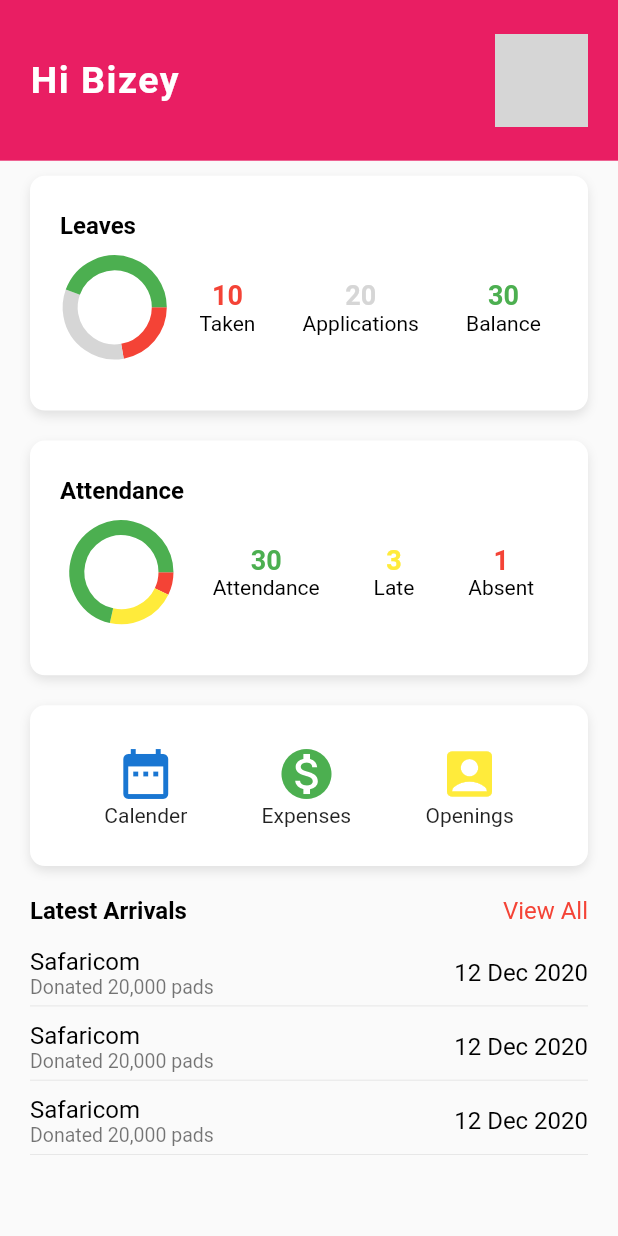
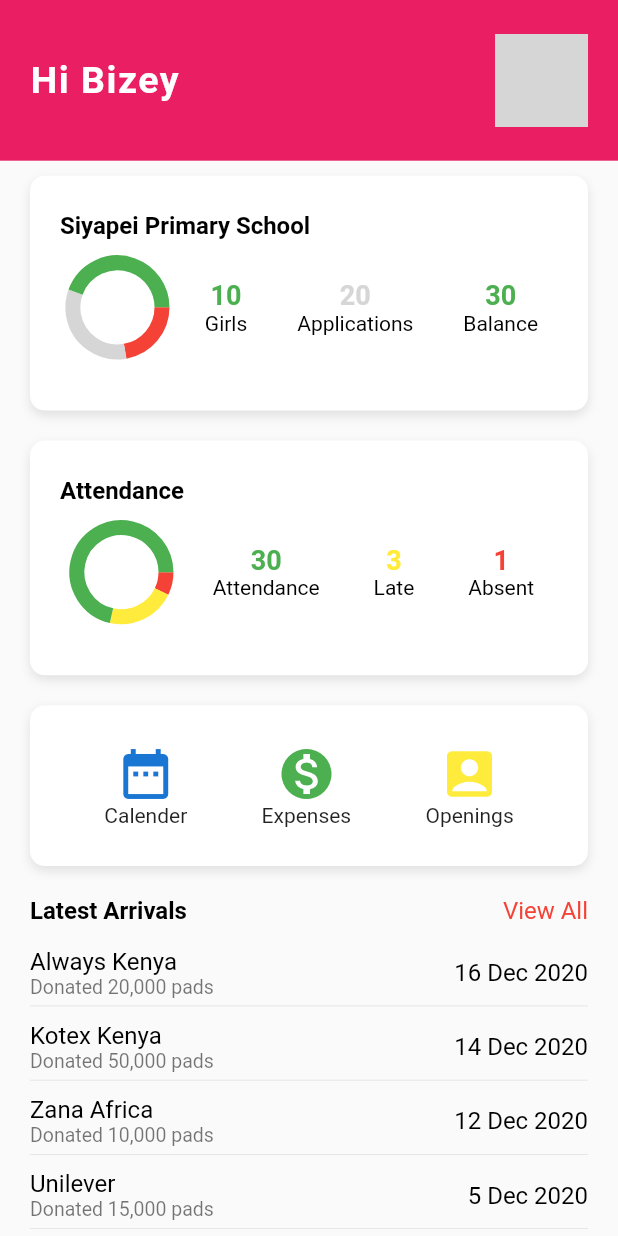
Before and after one commit to DavidMilai/pad-IT, a Flutter app: the HomeScreen screen opened directly, on a phone screen of 412 x 824 dp. Run offline on Flutter 3.47's test engine with Material 2 defaults, Android fonts, the phone set to English and light mode, and no system bars; drawn by our look-alikes of fl_chart; our stand-ins replace cloud_firestore, firebase_auth, firebase_core, fluttertoast; accounts and stored records are empty; grey boxes are pictures that could not be loaded.

Commit message:
home screen minor changes

```diff
--- a/lib/screens/home_screen.dart
+++ b/lib/screens/home_screen.dart
@@ -18,7 +18,7 @@ class _HomeScreenState extends State<HomeScreen> {
     Size size = MediaQuery.of(context).size;
     return SafeArea(
       child: Scaffold(
-        body: ListView(
+        body: Column(
           children: [
             Container(
               padding: EdgeInsets.symmetric(horizontal: 20, vertical: 5),
@@ -44,8 +44,9 @@ class _HomeScreenState extends State<HomeScreen> {
                 ],
               ),
             ),
-            Column(
-              crossAxisAlignment: CrossAxisAlignment.start,
+            Expanded(
+              child: ListView(
+                physics: BouncingScrollPhysics(),
                 children: [
                   CustomCard(
                     height: size.height * 0.19,
@@ -56,7 +57,7 @@ class _HomeScreenState extends State<HomeScreen> {
                         Padding(
                           padding: EdgeInsets.symmetric(horizontal: 20),
                           child: Text(
-                          'Leaves',
+                            'Siyapei Primary School',
                             style: TextStyle(
                                 fontWeight: FontWeight.bold,
                                 fontSize: 16,
@@ -84,8 +85,8 @@ class _HomeScreenState extends State<HomeScreen> {
                               Hero(
                                 tag: 'taken',
                                 child: TextWithNumber(
-                                text: 'Taken',
-                                numberColor: Colors.red,
+                                  text: 'Girls',
+                                  numberColor: Colors.green,
                                   number: '10',
                                 ),
                               ),
@@ -119,7 +120,8 @@ class _HomeScreenState extends State<HomeScreen> {
                         mainAxisAlignment: MainAxisAlignment.center,
                         children: [
                           Padding(
-                          padding: EdgeInsets.symmetric(horizontal: kMyPadding),
+                            padding:
+                                EdgeInsets.symmetric(horizontal: kMyPadding),
                             child: Text(
                               'Attendance',
                               style: TextStyle(
@@ -218,24 +220,30 @@ class _HomeScreenState extends State<HomeScreen> {
                       physics: BouncingScrollPhysics(),
                       children: [
                         AnnouncementTile(
-                        announcementsDate: '12 Dec 2020',
-                        announcementTitle: 'Safaricom',
+                          announcementsDate: '16 Dec 2020',
+                          announcementTitle: 'Always Kenya',
                           announcementsDetails: 'Donated 20,000 pads',
                         ),
                         AnnouncementTile(
-                        announcementsDate: '12 Dec 2020',
-                        announcementTitle: 'Safaricom',
-                        announcementsDetails: 'Donated 20,000 pads',
+                          announcementsDate: '14 Dec 2020',
+                          announcementTitle: 'Kotex Kenya',
+                          announcementsDetails: 'Donated 50,000 pads',
                         ),
                         AnnouncementTile(
                           announcementsDate: '12 Dec 2020',
-                        announcementTitle: 'Safaricom',
-                        announcementsDetails: 'Donated 20,000 pads',
+                          announcementTitle: 'Zana Africa',
+                          announcementsDetails: 'Donated 10,000 pads',
+                        ),
+                        AnnouncementTile(
+                          announcementsDate: '5 Dec 2020',
+                          announcementTitle: 'Unilever',
+                          announcementsDetails: 'Donated 15,000 pads',
                         ),
                       ],
                     ),
                   )
                 ],
+              ),
             )
           ],
         ),
--- a/lib/widgets/announcement_tile.dart
+++ b/lib/widgets/announcement_tile.dart
@@ -1,5 +1,5 @@
 import 'package:flutter/material.dart';
-import '../../constants.dart';
+import '../constants.dart';
 
 class AnnouncementTile extends StatelessWidget {
   final String announcementTitle, announcementsDetails, announcementsDate;
```
Lines whose indentation alone changed are shown as unchanged.
